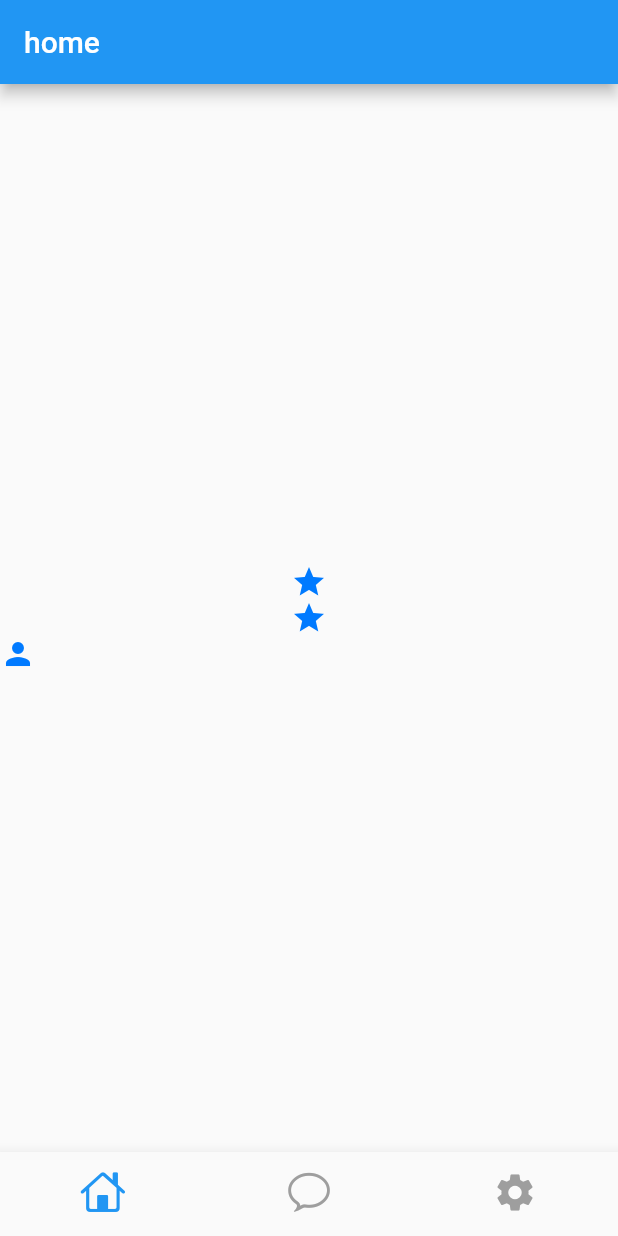
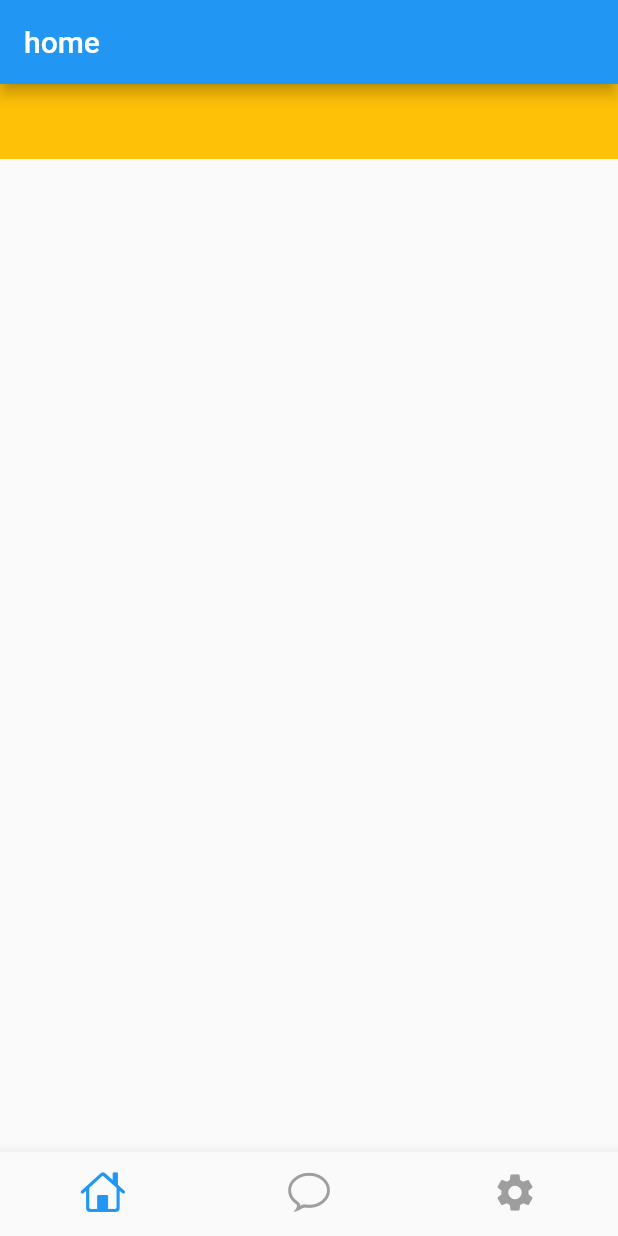
Before and after one commit to jxxoih/first_flutter, a Flutter app: the screen it shows after launch, on a phone screen of 412 x 824 dp. Run offline on Flutter 3.47's test engine with Material 2 defaults, Android fonts, the phone set to English and light mode, and no system bars.

Commit message:
body > align > container

```diff
--- a/lib/tabs/tab_person.dart
+++ b/lib/tabs/tab_person.dart
@@ -25,19 +25,19 @@ class TabPerson extends StatelessWidget {
       // Scaffold = 헤더 바디 푸터로 디자인 영역 나눔
       home: Scaffold(
         // appBar: AppBar(),
-        body: Column(
-          mainAxisAlignment: MainAxisAlignment.center, // 메인 정렬(display:flex)비슷
-          crossAxisAlignment: CrossAxisAlignment.center, // 서브 정렬
-          children: [
-            Icon(Icons.star),
-            Icon(Icons.star),
-            Container(
-              child: Icon(Icons.person),
-              alignment: Alignment.centerLeft,
-            )
-          ],
+        body: Align(
+          alignment: Alignment.topCenter,
+          child: Container(
+            width: double.infinity,
+            height: 50,
+            // margin: EdgeInsets.fromLTRB(20, 20, 50, 50),
+            color: Colors.amber,
+            // box border 등등등
+            // decoration: BoxDecoration(
+            //     color: Colors.amber,
+            //     border: Border.all(color: Colors.black)),
+          ),
         ),
-        // bottomNavigationBar: BottomAppBar()
       ),
     );
 
```
